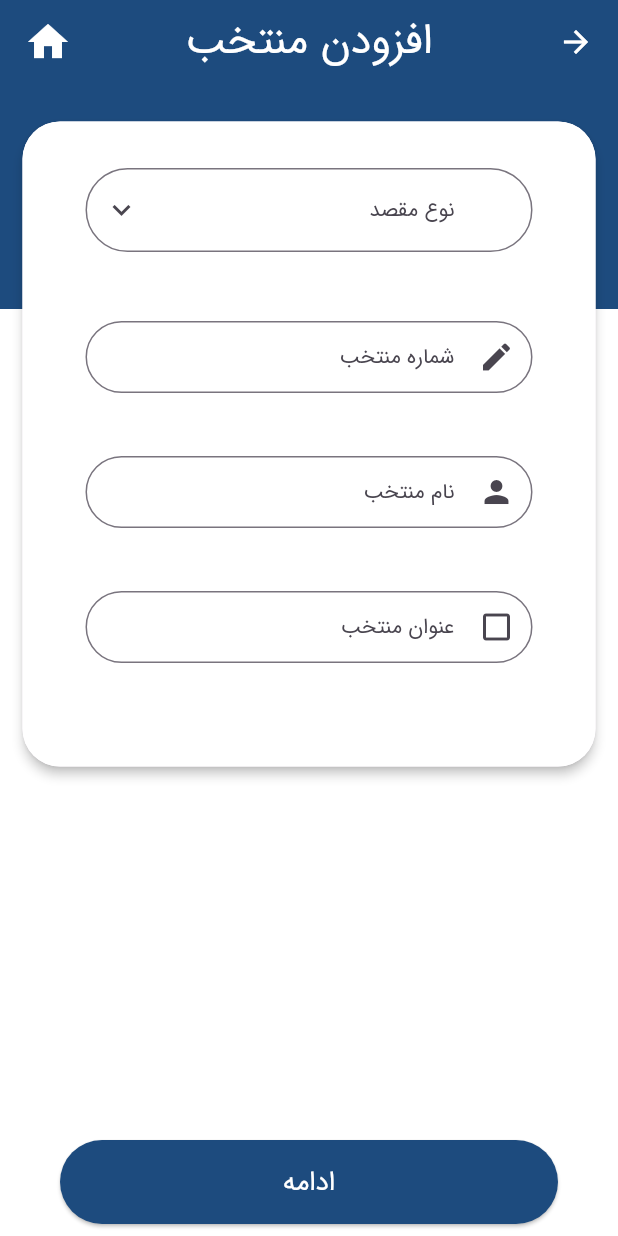
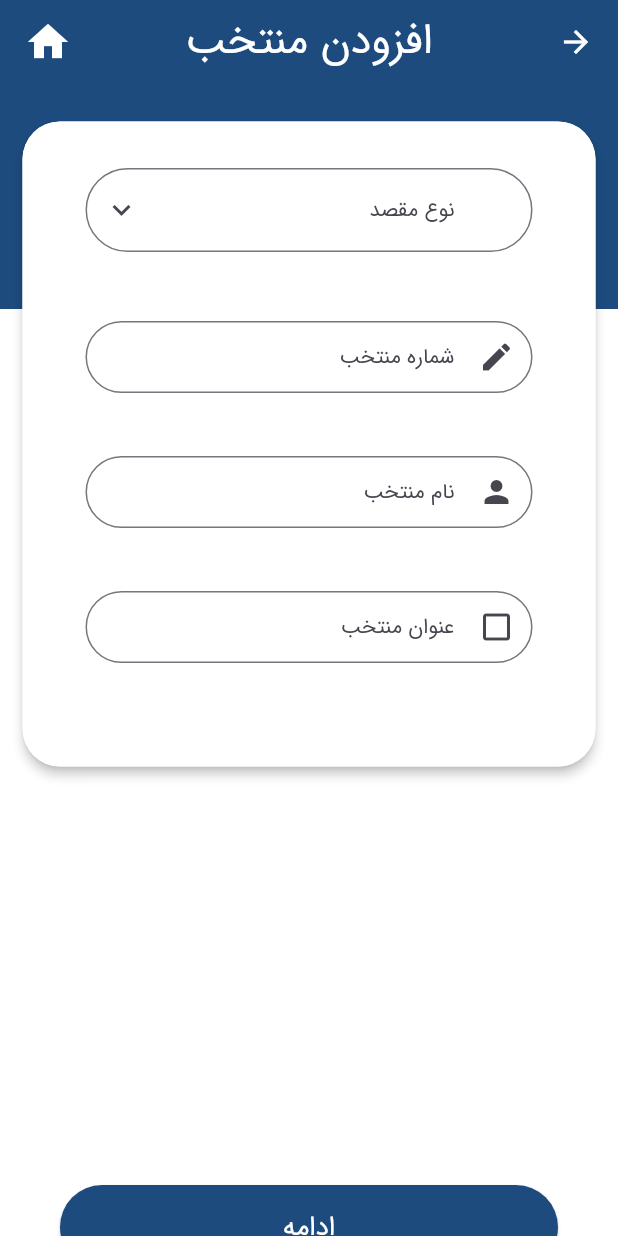
Before and after one commit to amirroohi/mobile-bank, a Flutter app: the AddContactScreen screen opened directly, on a phone screen of 412 x 824 dp. Run offline on Flutter 3.47's test engine with Material 3 defaults, Android fonts, the phone set to English and light mode, and no system bars; drawn by our look-alikes of dropdown_search; our stand-ins replace card_swiper, pinput, shared_preferences; missing offline and left inert: persian_number_utility; accounts and stored records are empty.

Commit message:
modified at 21/5/2025 12:05

```diff
--- a/lib/views/bill/bill_payment_screen.dart
+++ b/lib/views/bill/bill_payment_screen.dart
@@ -119,7 +119,7 @@ class _BillPaymentScreenState extends State<BillPaymentScreen> {
                   constraints: const BoxConstraints(
                     minWidth: double.infinity,
                     minHeight: 770,
-                    maxHeight: 790,
+                    maxHeight: 820,
                   ),
                   child: Container(
                     height: double.infinity,
--- a/lib/views/charge/buy_charge_screen.dart
+++ b/lib/views/charge/buy_charge_screen.dart
@@ -128,7 +128,7 @@ class BuyChargeScreenState extends State<BuyChargeScreen> {
                   constraints: const BoxConstraints(
                     minWidth: double.infinity,
                     minHeight: 770,
-                    maxHeight: 790,
+                    maxHeight: 820,
                   ),
                   child: Container(
                     height: double.infinity,
--- a/lib/views/charity/charity_screen.dart
+++ b/lib/views/charity/charity_screen.dart
@@ -110,7 +110,7 @@ class _CharityScreenState extends State<CharityScreen> {
                   constraints: const BoxConstraints(
                     minWidth: double.infinity,
                     minHeight: 770,
-                    maxHeight: 790,
+                    maxHeight: 820,
                   ),
                   child: Container(
                     height: double.infinity,
--- a/lib/views/contact/add_contact_screen.dart
+++ b/lib/views/contact/add_contact_screen.dart
@@ -45,7 +45,7 @@ class AddContactScreen extends StatelessWidget {
                   constraints: const BoxConstraints(
                     minWidth: double.infinity,
                     minHeight: 770,
-                    maxHeight: 790,
+                    maxHeight: 820,
                   ),
                   child: Container(
                     height: double.infinity,
--- a/lib/views/laon/loan_repayment_screen.dart
+++ b/lib/views/laon/loan_repayment_screen.dart
@@ -90,7 +90,7 @@ class _LoanRepaymentScreenState extends State<LoanRepaymentScreen> {
           children: [
             Stack(
               children: [
-                Container(height: 790, color: Colors.white),
+                Container(height: 820, color: Colors.white),
                 Container(height: 150, color: AppColors.primary),
                 Positioned(
                   top: 25,
--- a/lib/views/setting/change_password_screen.dart
+++ b/lib/views/setting/change_password_screen.dart
@@ -43,7 +43,7 @@ class _ChangePasswordScreenState extends State<ChangePasswordScreen> {
           children: [
             Stack(
               children: [
-                Container(height: 790, color: AppColors.white),
+                Container(height: 820, color: AppColors.white),
                 Container(height: 150, color: AppColors.primary),
                 Positioned(
                   top: 25,
--- a/lib/views/transactions/transaction_list_screen.dart
+++ b/lib/views/transactions/transaction_list_screen.dart
@@ -213,7 +213,7 @@ class _TransactionListScreenState extends State<TransactionListScreen> {
                   constraints: const BoxConstraints(
                     minWidth: double.infinity,
                     minHeight: 770,
-                    maxHeight: 790,
+                    maxHeight: 820,
                   ),
                   child: Container(
                     height: double.infinity,
--- a/lib/views/transfer/transfer_form_screen.dart
+++ b/lib/views/transfer/transfer_form_screen.dart
@@ -92,7 +92,7 @@ class _TransferFormScreenState extends State<TransferFormScreen> {
           children: [
             Stack(
               children: [
-                Container(height: 790, color: AppColors.white),
+                Container(height: 820, color: AppColors.white),
                 Container(height: 150, color: AppColors.primary),
                 Positioned(
                   top: 25,
```
